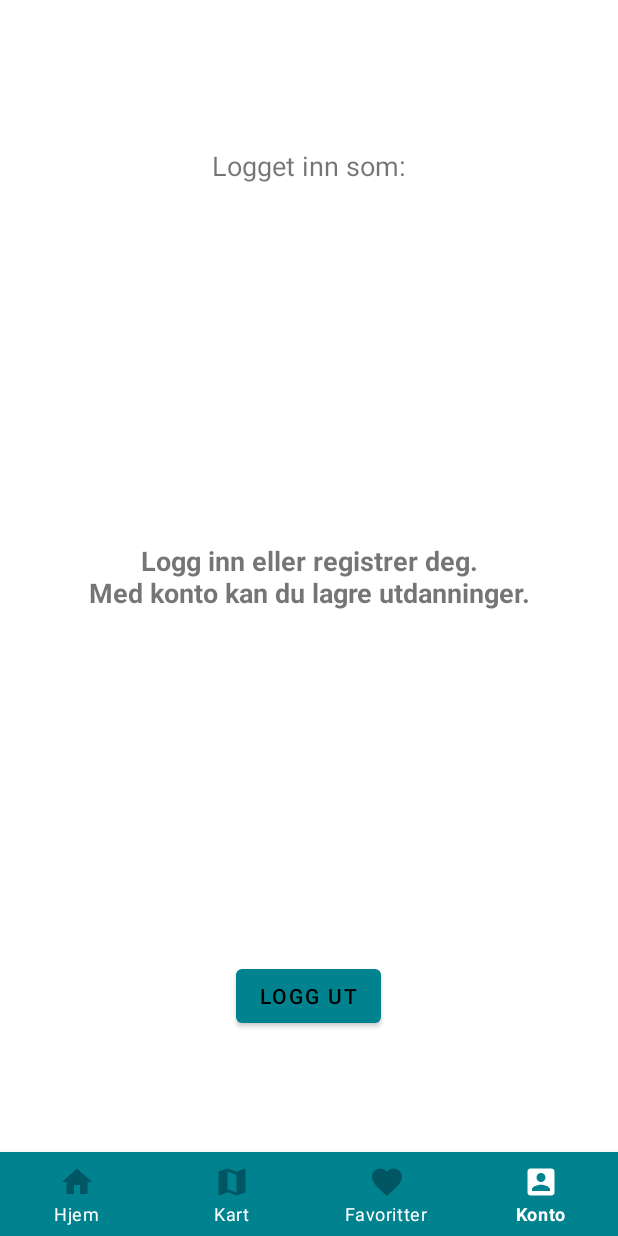
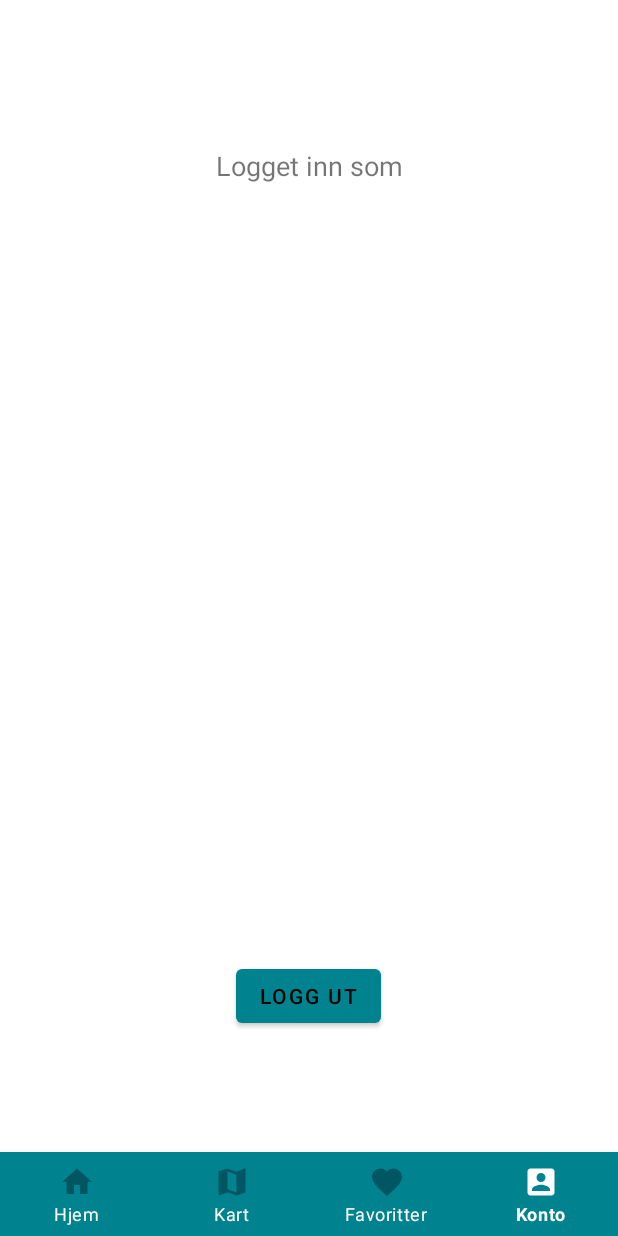
Before and after one commit to mettesh/Android2019, an Android app: the AccountFragment screen opened through its navigation route, on a phone screen of 412 x 824 dp. Run offline under Robolectric (Android 15) with nearby library versions, the phone set to English and light mode, and no system bars; our stand-ins replace Firebase (no records; nobody signed in at launch, a user with empty details on screens opened directly), navigation-ui; libraries missing offline, so code that uses them is left out: com.firebase.ui, com.opencsv; pictures from the network do not load; Roboto replaces fonts that are not available here.

Commit message:
Updated text logic

```diff
--- a/app/src/main/java/no/hiof/mettesh/utdanningsoversikten/AccountFragment.kt
+++ b/app/src/main/java/no/hiof/mettesh/utdanningsoversikten/AccountFragment.kt
@@ -47,17 +47,20 @@ class AccountFragment : Fragment() {
         val numOfFavtextView : TextView = view.textView_numOfFav
         val loginButton : Button = view.button_accountlogIn
         val logoutButton : Button = view.button_accountlogOut
+        val notLogedInText : TextView = view.notLoggedInText
 
         usernameTextView.visibility = View.GONE
         numOfFavtextView.visibility = View.GONE
         loginButton.visibility = View.GONE
         logoutButton.visibility = View.GONE
+        loginTextview.visibility = View.GONE
+        notLogedInText.visibility = View.GONE
 
         if(firebaseCurrentUser == null){
 
             loginButton.visibility = View.VISIBLE
 
-            loginTextview.text = "Logg inn eller registrer deg. \nMed konto kan du lagre utdanninger"
+            notLogedInText.visibility = View.VISIBLE
 
             loginButton.setOnClickListener {
 
@@ -73,8 +76,7 @@ class AccountFragment : Fragment() {
             usernameTextView.visibility = View.VISIBLE
             numOfFavtextView.visibility = View.VISIBLE
             logoutButton.visibility = View.VISIBLE
-
-            loginTextview.text = "Logget inn som:"
+            loginTextview.visibility = View.VISIBLE
 
             usernameTextView.text = firebaseCurrentUser.displayName
 
```
